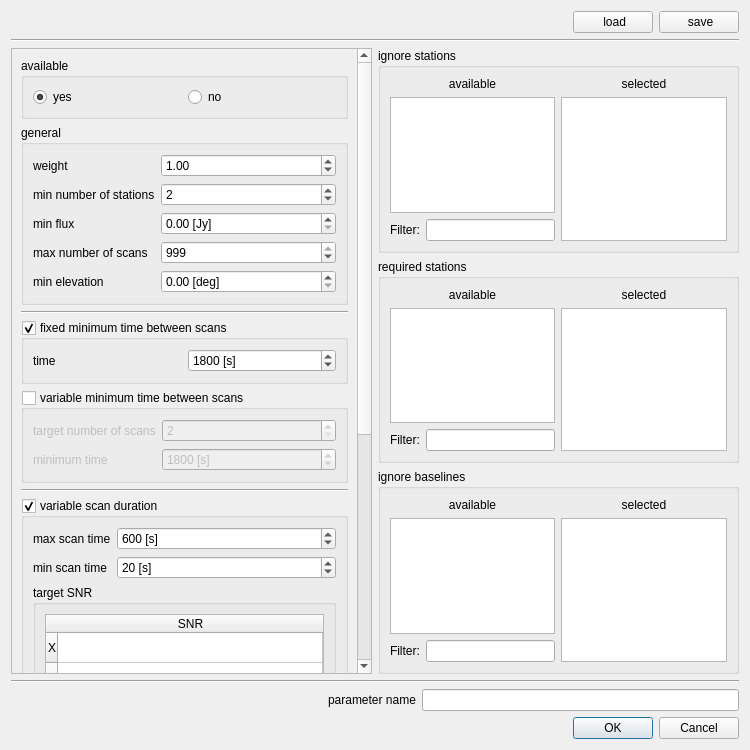
Old version of the form sourceparametersdialog.ui in the repository TUW-VieVS/VieSchedpp.
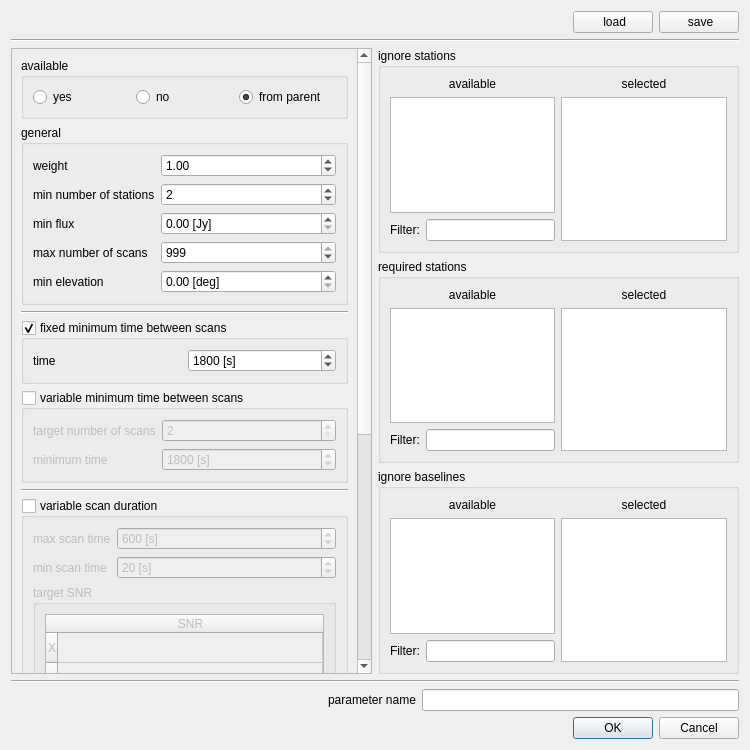
New version of the form. Icons and pictures are not drawn.

Diff of the .ui file:
```diff
--- a/sourceparametersdialog.ui
+++ b/sourceparametersdialog.ui
@@ -77,9 +77,9 @@
         <property name="geometry">
          <rect>
           <x>0</x>
-          <y>0</y>
+          <y>-467</y>
           <width>346</width>
-          <height>1086</height>
+          <height>1080</height>
          </rect>
         </property>
         <layout class="QVBoxLayout" name="verticalLayout">
@@ -101,7 +101,7 @@
                <string>yes</string>
               </property>
               <property name="checked">
-               <bool>true</bool>
+               <bool>false</bool>
               </property>
              </widget>
             </item>
@@ -112,6 +112,16 @@
               </property>
              </widget>
             </item>
+            <item>
+             <widget class="QRadioButton" name="radioButton_available_parent">
+              <property name="text">
+               <string>from parent</string>
+              </property>
+              <property name="checked">
+               <bool>true</bool>
+              </property>
+             </widget>
+            </item>
            </layout>
           </widget>
          </item>
@@ -337,7 +347,7 @@
             <bool>true</bool>
            </property>
            <property name="checked">
-            <bool>true</bool>
+            <bool>false</bool>
            </property>
            <layout class="QVBoxLayout" name="verticalLayout_11">
             <item>
```
Left out of the diff: 36 changed lines with no effect on the pictures.
